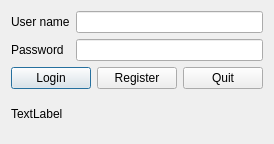
Old version of the form FAQsBrowser/LoginDlg.ui in the repository congchenutd/COFAQs.
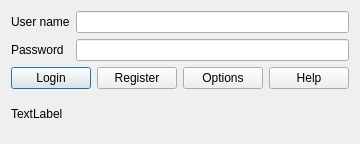
New version of the form.

Commit message: + Server status on registration, login, and mainwindow + Add email to registration

Patch:
```diff
--- a/FAQsBrowser/LoginDlg.ui
+++ b/FAQsBrowser/LoginDlg.ui
@@ -6,7 +6,7 @@
    <rect>
     <x>0</x>
     <y>0</y>
-    <width>265</width>
+    <width>357</width>
     <height>144</height>
    </rect>
   </property>
@@ -60,7 +60,14 @@
      <item>
       <widget class="QPushButton" name="btQuit">
        <property name="text">
-        <string>Quit</string>
+        <string>Options</string>
+       </property>
+      </widget>
+     </item>
+     <item>
+      <widget class="QPushButton" name="btHelp">
+       <property name="text">
+        <string>Help</string>
        </property>
       </widget>
      </item>
```
Left out of the diff: 2 changed lines with no effect on the pictures. The commit also changes 18 other files.
